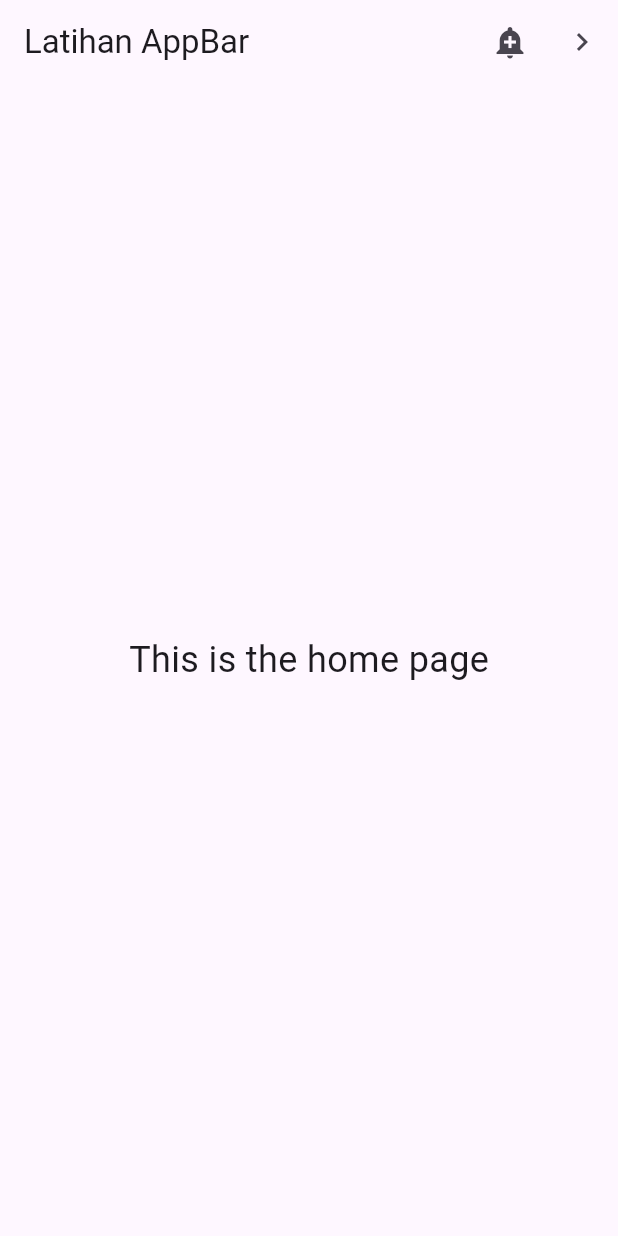
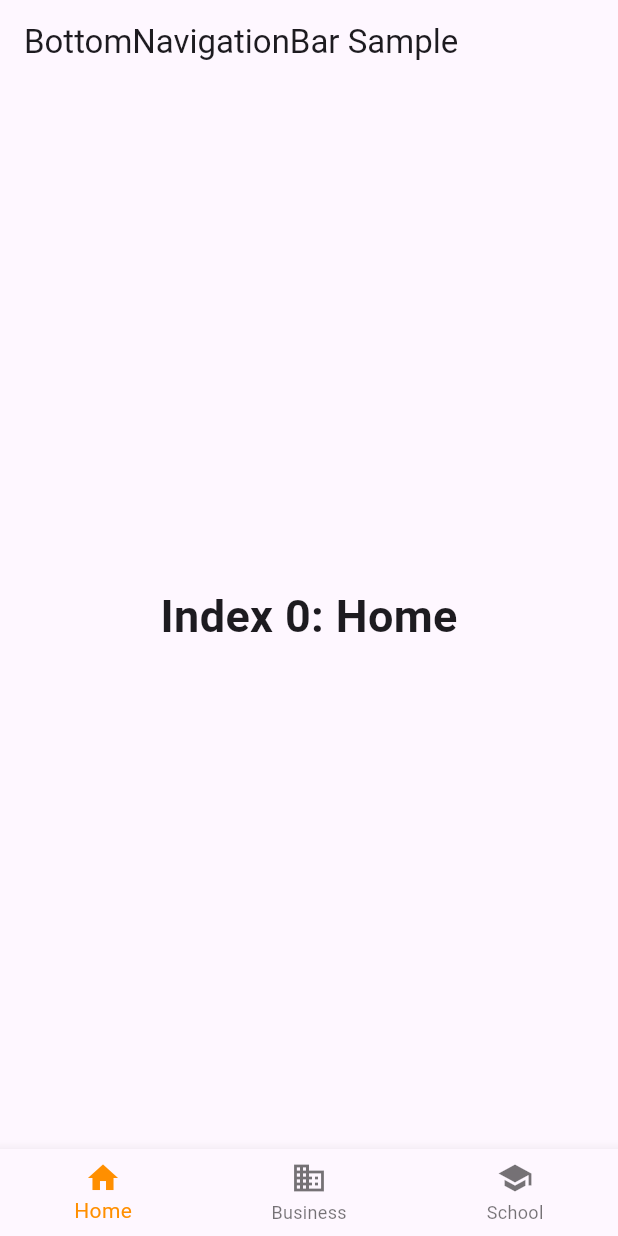
Before and after one commit to dandi-maulana/mobile_application_practicum, a Flutter app: the screen it shows after launch, on a phone screen of 412 x 824 dp. Run offline on Flutter 3.47's test engine with Material 3 defaults, Android fonts, the phone set to English and light mode, and no system bars.

Commit message:
Practicum 2 in module 4 = AppBar, TabBar, and BottomNavigationBar

```diff
--- a/lib/main.dart
+++ b/lib/main.dart
@@ -1,12 +1,12 @@
 import 'package:flutter/material.dart';
-import 'package:mobile_application_practicum/pages/latihan_appbar_page.dart';
+import 'package:mobile_application_practicum/pages/latihan_BottomNavigationBar.dart';
 
 void main() {
   runApp(
     MaterialApp(
       debugShowCheckedModeBanner: false,
       title: "Latihan Keempat",
-      home: LatihanAppbarPage(),
+      home: new LatihanBottomNavigationBar(),
     ),
   );
 }
--- /dev/null
+++ b/lib/pages/latihan_BottomNavigationBar.dart
@@ -0,0 +1,55 @@
+import 'package:flutter/material.dart';
+
+class LatihanBottomNavigationBar extends StatefulWidget {
+  const LatihanBottomNavigationBar({Key? key}) : super(key: key);
+
+  @override
+  _LatihanBottomNavigationBarState createState() =>
+      _LatihanBottomNavigationBarState();
+}
+
+class _LatihanBottomNavigationBarState
+    extends State<LatihanBottomNavigationBar> {
+  int _selectedIndex = 0;
+
+  static const TextStyle optionStyle = TextStyle(
+    fontSize: 30,
+    fontWeight: FontWeight.bold,
+  );
+
+  static const List<Widget> _widgetOptions = <Widget>[
+    Text('Index 0: Home', style: optionStyle),
+    Text('Index 1: Business', style: optionStyle),
+    Text('Index 2: School', style: optionStyle),
+  ];
+
+  void _onItemTapped(int index) {
+    setState(() {
+      _selectedIndex = index;
+    });
+  }
+
+  @override
+  Widget build(BuildContext context) {
+    return Scaffold(
+      appBar: AppBar(title: const Text('BottomNavigationBar Sample')),
+      body: Center(child: _widgetOptions.elementAt(_selectedIndex)),
+      bottomNavigationBar: BottomNavigationBar(
+        items: const <BottomNavigationBarItem>[
+          BottomNavigationBarItem(
+            icon: Icon(Icons.home),
+            label: 'Home', // Changed from 'title' to 'label'
+          ),
+          BottomNavigationBarItem(
+            icon: Icon(Icons.business),
+            label: 'Business',
+          ),
+          BottomNavigationBarItem(icon: Icon(Icons.school), label: 'School'),
+        ],
+        currentIndex: _selectedIndex,
+        selectedItemColor: Colors.amber[800],
+        onTap: _onItemTapped,
+      ),
+    );
+  }
+}
```
